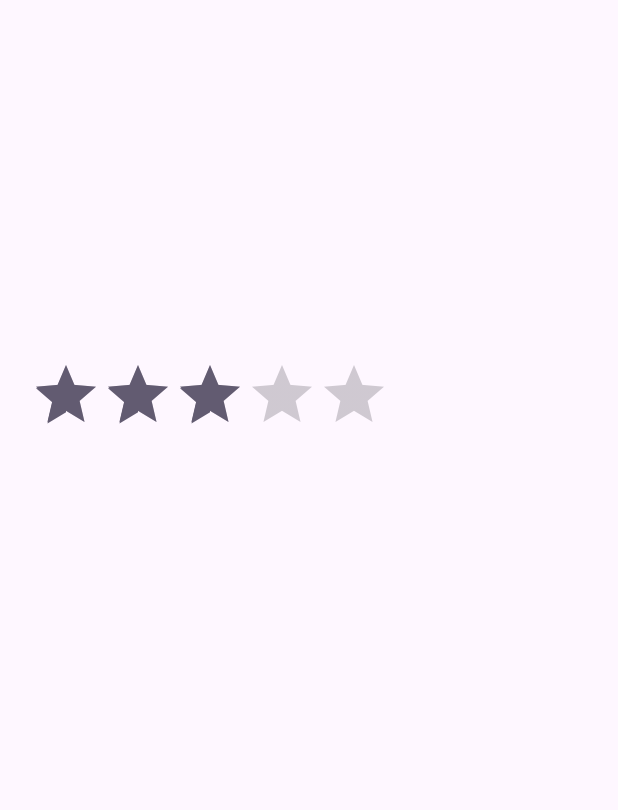
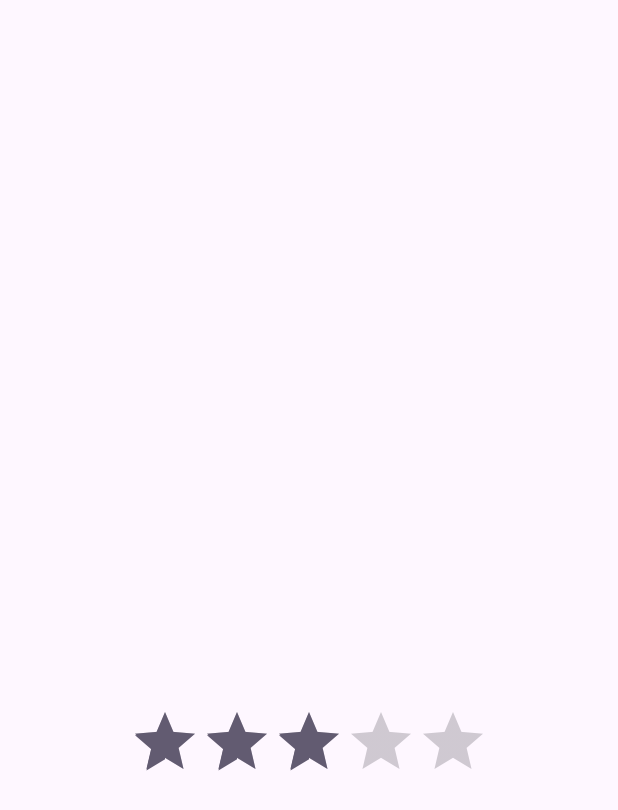
Before and after one commit to Turas39/PersonalityQuiz, an Android app: the layout activity_summary.xml on its own in the app's theme, with its tools: preview values and no code run, on a phone screen of 412 x 824 dp. Shown: the top 810 px of the screen. Run offline under Robolectric (Android 15) with nearby library versions, the light colour scheme and no system bars.

Commit message:
Koniec projektu, druga aktywnosc w pełni ogarnięta, wszystko działa, wielkie pozdro

```diff
--- a/app/src/main/res/layout/activity_summary.xml
+++ b/app/src/main/res/layout/activity_summary.xml
@@ -9,24 +9,31 @@
     tools:context=".SummaryActivity"
     android:padding="20dp"
     android:orientation="vertical"
+    android:layout_margin="20dp"
+    android:layout_gravity="center"
     >
 
     <TextView
         android:id="@+id/text_summary"
         android:layout_width="wrap_content"
         android:layout_height="wrap_content"
+        android:textSize="30sp"
+        android:textStyle="bold"
+        android:gravity="center"
         />
 
     <ImageView
-        android:id="@+id/image"
-        android:layout_width="200dp"
-        android:layout_height="200dp"/>
+        android:id="@+id/image_summary"
+        android:layout_width="350dp"
+        android:layout_height="350dp"
+        android:layout_margin="20dp"/>
 
     <RatingBar
         android:layout_width="wrap_content"
         android:layout_height="wrap_content"
         android:numStars="5"
         android:stepSize="0.5"
-        android:rating="3"/>
+        android:rating="3"
+        android:layout_gravity="center"/>
 
 </LinearLayout>
```
Also changed, not shown: app/src/main/java/com/example/personalityquiz/SummaryActivity.kt (+20 -7 lines), 5 other files.
